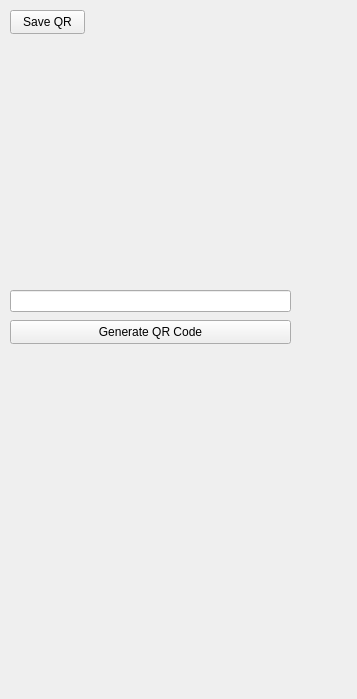
Before: the Qt Designer form qrcode_window.ui in AnatoliiBessmertnyi/qrcode_generator, drawn with Qt 5.
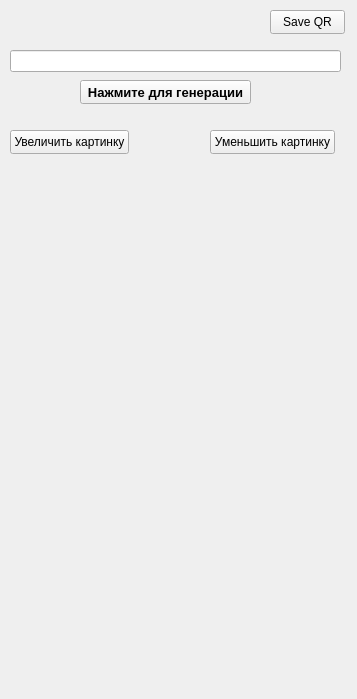
After: the same form once the commit is applied.

Commit message: добавил возможность менять размер QR кода

The edit to the form file:
```diff
--- a/qrcode_window.ui
+++ b/qrcode_window.ui
@@ -16,20 +16,26 @@
   <widget class="QPushButton" name="pushGenerate">
    <property name="geometry">
     <rect>
-     <x>10</x>
-     <y>320</y>
-     <width>281</width>
+     <x>80</x>
+     <y>80</y>
+     <width>171</width>
      <height>24</height>
     </rect>
    </property>
+   <property name="font">
+    <font>
+     <pointsize>10</pointsize>
+     <bold>true</bold>
+    </font>
+   </property>
    <property name="text">
-    <string>Generate QR Code</string>
+    <string>Нажмите для генерации</string>
    </property>
   </widget>
   <widget class="QPushButton" name="pushSave">
    <property name="geometry">
     <rect>
-     <x>10</x>
+     <x>270</x>
      <y>10</y>
      <width>75</width>
      <height>24</height>
@@ -43,7 +49,7 @@
    <property name="geometry">
     <rect>
      <x>20</x>
-     <y>40</y>
+     <y>170</y>
      <width>261</width>
      <height>241</height>
     </rect>
@@ -56,10 +62,39 @@
    <property name="geometry">
     <rect>
      <x>10</x>
-     <y>290</y>
-     <width>281</width>
+     <y>50</y>
+     <width>331</width>
      <height>22</height>
     </rect>
+   </property>
+   <property name="text">
+    <string/>
+   </property>
+  </widget>
+  <widget class="QPushButton" name="pushZoomIn">
+   <property name="geometry">
+    <rect>
+     <x>10</x>
+     <y>130</y>
+     <width>119</width>
+     <height>24</height>
+    </rect>
+   </property>
+   <property name="text">
+    <string>Увеличить картинку</string>
+   </property>
+  </widget>
+  <widget class="QPushButton" name="pushZoomOut">
+   <property name="geometry">
+    <rect>
+     <x>210</x>
+     <y>130</y>
+     <width>125</width>
+     <height>24</height>
+    </rect>
+   </property>
+   <property name="text">
+    <string>Уменьшить картинку</string>
    </property>
   </widget>
  </widget>
```
Left out of the diff: 3 changed lines with no effect on the pictures. The commit also changes 2 other files.
